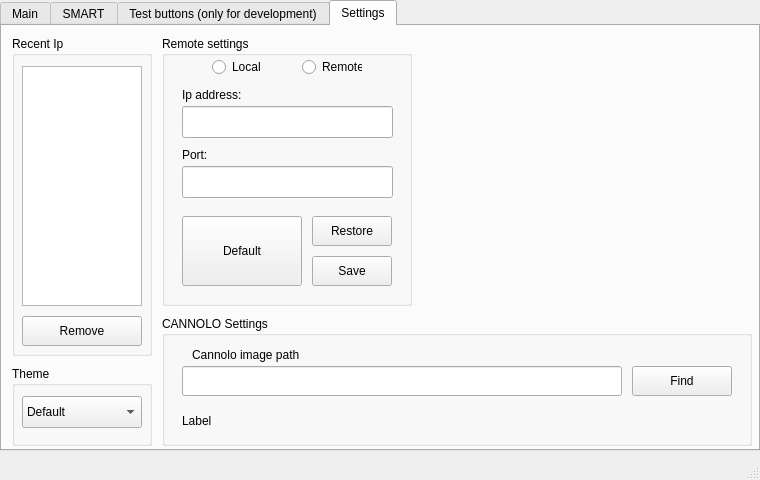
WEEE-Open/pesto, file assets/qt/interface_test.ui: the form before one commit.
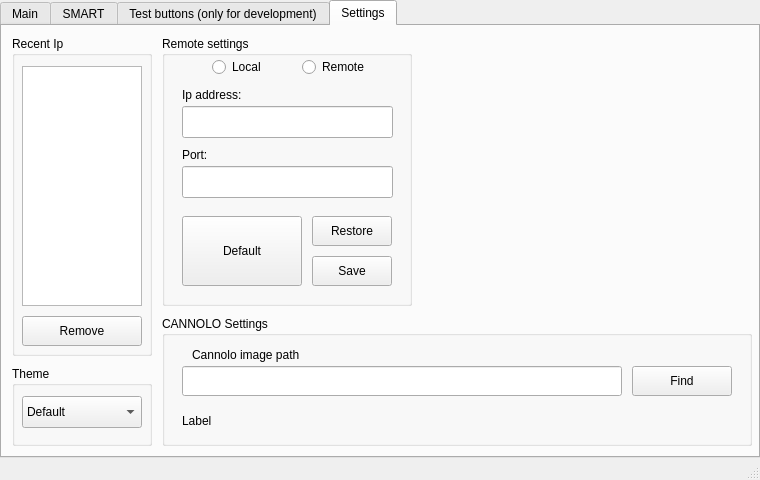
The form after the commit. The open tabs and pages were chosen to show the change.

```diff
--- a/assets/qt/interface_test.ui
+++ b/assets/qt/interface_test.ui
@@ -47,7 +47,7 @@
       <x>0</x>
       <y>0</y>
       <width>760</width>
-      <height>451</height>
+      <height>458</height>
      </rect>
     </property>
     <property name="styleSheet">
@@ -640,7 +640,7 @@
         <rect>
          <x>50</x>
          <y>20</y>
-         <width>50</width>
+         <width>60</width>
          <height>22</height>
         </rect>
        </property>
@@ -653,7 +653,7 @@
         <rect>
          <x>140</x>
          <y>20</y>
-         <width>60</width>
+         <width>80</width>
          <height>22</height>
         </rect>
        </property>
```
Left out of the diff: 2 changed lines with no effect on the pictures.
